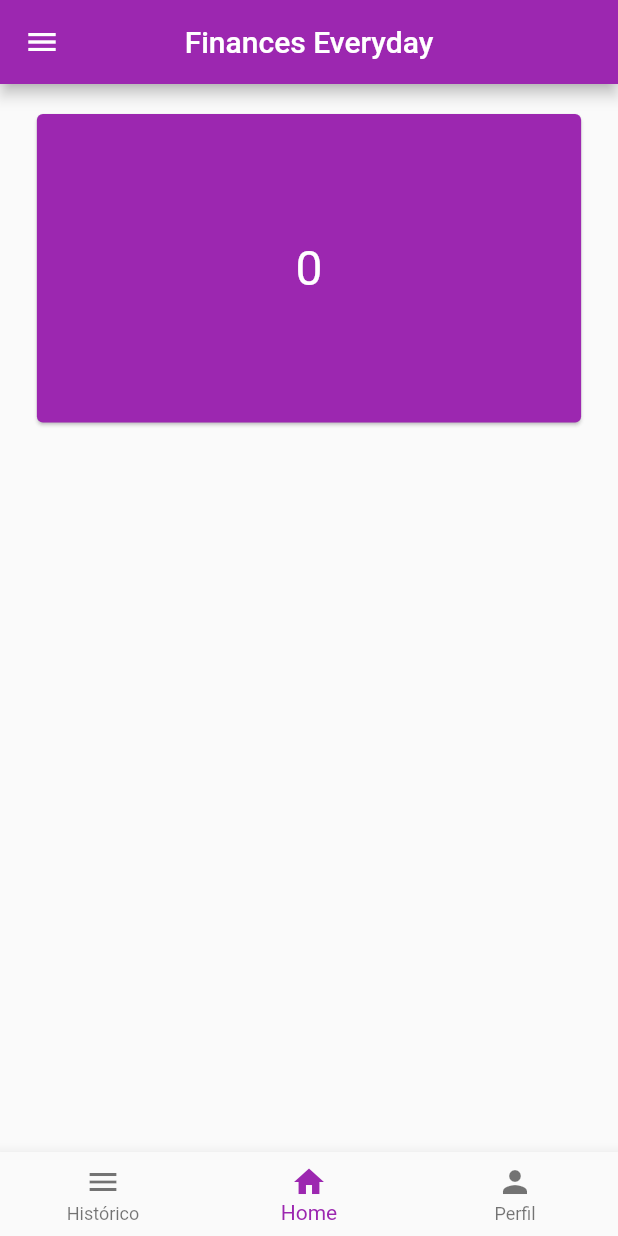
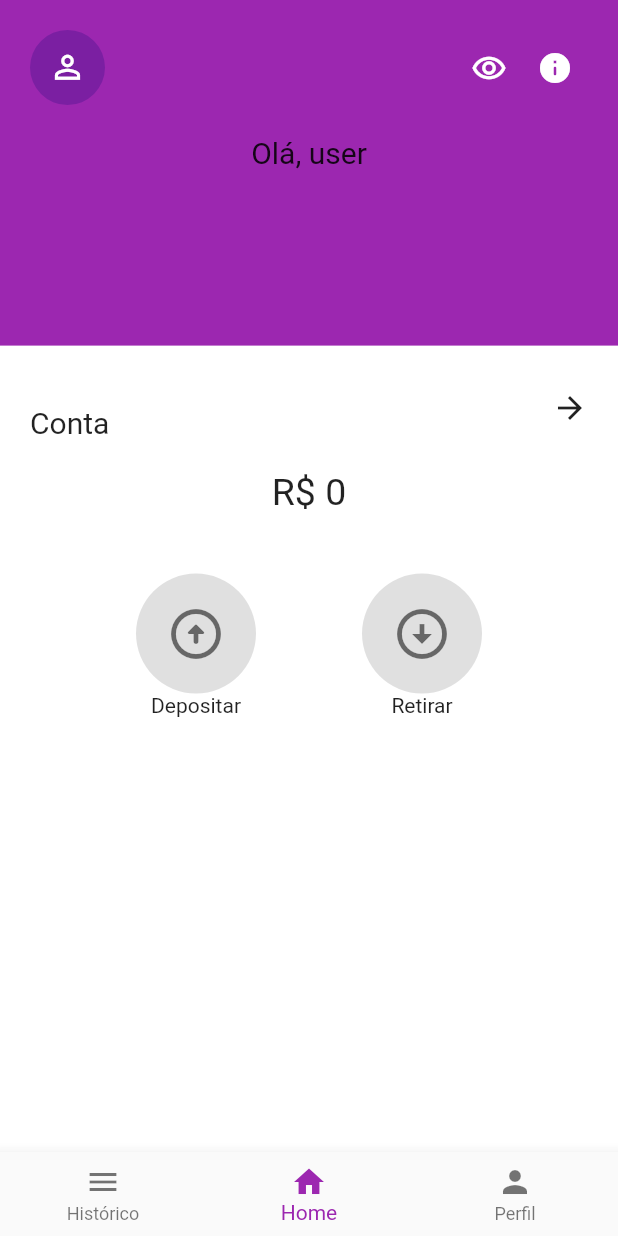
Before and after one commit to JordanElizeu/ControleDeFinancasFlutter, a Flutter app: the screen it shows after launch, swiped to page 2, on a phone screen of 412 x 824 dp. Run offline on Flutter 3.47's test engine with Material 2 defaults, Android fonts, the phone set to English and light mode, and no system bars; our stand-ins replace get.

Commit message:
Implementando funcionalidades na página inicial

```diff
--- a/lib/ui/home/home.dart
+++ b/lib/ui/home/home.dart
@@ -1,4 +1,3 @@
-import 'package:app_financeiro/ui/home/widgets/widget_appbar.dart';
 import 'package:app_financeiro/ui/home/widgets/widget_body.dart';
 import 'package:app_financeiro/ui/home/widgets/widget_navigationbar.dart';
 import 'package:flutter/cupertino.dart';
@@ -8,8 +7,6 @@ class Home extends StatelessWidget {
   @override
   Widget build(BuildContext context) {
     return Scaffold(
-      appBar: appBar(),
-      drawer: Drawer(),
       bottomNavigationBar: navigationBar(),
       body: bodyHome()
     );
--- a/lib/ui/initial/page_initial.dart
+++ b/lib/ui/initial/page_initial.dart
@@ -1,3 +1,6 @@
+import 'dart:ui';
+
+import 'package:app_financeiro/ui/initial/widgets/widget_textinformative.dart';
 import 'package:flutter/cupertino.dart';
 import 'package:flutter/material.dart';
 
@@ -6,30 +9,102 @@ class PageInitial extends StatelessWidget {
   Widget build(BuildContext context) {
     return LayoutBuilder(
       builder: (_, constraints) {
-        return Column(
-          children: [
-            Padding(
-              padding: const EdgeInsets.all(16.0),
-              child: Container(
+        return Container(
+          color: Colors.white,
+          child: Column(
+            children: [
+              Container(
+                color: Colors.purple,
+                width: constraints.maxWidth,
                 height: constraints.maxHeight * 0.30,
-                width: constraints.maxWidth * 0.90,
-                child: Card(
-                  color: Colors.purple,
-                  child: Center(
-                    child: Text(
-                      '0',
-                      style: TextStyle(
-                        color: Colors.white,
-                        fontSize: 32.0
+                child: Padding(
+                  padding: const EdgeInsets.all(20.0),
+                  child: Column(
+                    children: [
+                      Row(
+                        mainAxisAlignment: MainAxisAlignment.spaceBetween,
+                        children: [
+                          CircleAvatar(
+                            radius: 25.0,
+                            child: Icon(
+                              Icons.person_outline,
+                              size: 25,
+                            ),
+                          ),
+                          Row(
+                            children: [
+                              Padding(
+                                padding: const EdgeInsets.all(10.0),
+                                child: Icon(
+                                  Icons.remove_red_eye_outlined,
+                                  color: Colors.white,
+                                ),
+                              ),
+                              Padding(
+                                padding: const EdgeInsets.all(10.0),
+                                child: Icon(
+                                  Icons.info_rounded,
+                                  color: Colors.white,
+                                ),
+                              ),
+                            ],
+                          )
+                        ],
                       ),
-                    ),
+                      textInformative(text: 'Olá, user', fontSize: 20.0)
+                    ],
                   ),
                 ),
               ),
-            ),
-          ],
+              Padding(
+                padding: const EdgeInsets.all(20.0),
+                child: Column(
+                  children: [
+                    Row(
+                      mainAxisAlignment: MainAxisAlignment.spaceBetween,
+                      crossAxisAlignment: CrossAxisAlignment.center,
+                      children: [
+                        textInformative(text: 'Conta', fontSize: 20.0),
+                        Icon(Icons.arrow_forward)
+                      ],
+                    ),
+                    textInformative(
+                        text: 'R\$ 0',
+                        fontSize: 25.0,
+                        fontWeight: FontWeight.w400),
+                    Row(
+                      mainAxisAlignment: MainAxisAlignment.spaceEvenly,
+                      children: [
+                        circleAvatar(
+                            iconData: Icons.arrow_circle_up_rounded,
+                            text: "Depositar"),
+                        circleAvatar(
+                            iconData: Icons.arrow_circle_down, text: "Retirar"),
+                      ],
+                    )
+                  ],
+                ),
+              )
+            ],
+          ),
         );
       },
     );
   }
 }
+
+Widget circleAvatar({@required IconData iconData, @required String text}) {
+  return Padding(
+    padding: const EdgeInsets.only(top: 40.0),
+    child: Column(
+      children: [
+        CircleAvatar(
+          backgroundColor: Colors.black12,
+          child: Icon(iconData,size: 40.0,color: Colors.black54,),
+          radius: 40.0,
+        ),
+        Text(text)
+      ],
+    ),
+  );
+}
--- /dev/null
+++ b/lib/ui/initial/widgets/widget_textinformative.dart
@@ -0,0 +1,14 @@
+import 'package:flutter/cupertino.dart';
+
+Widget textInformative({@required String text, @required double fontSize, FontWeight fontWeight}){
+  return Padding(
+    padding: const EdgeInsets.only(top: 20.0),
+    child: Container(
+      child: Text(
+        text,
+        style: TextStyle(
+            fontSize: fontSize, fontWeight: fontWeight),
+      ),
+    ),
+  );
+}
```
